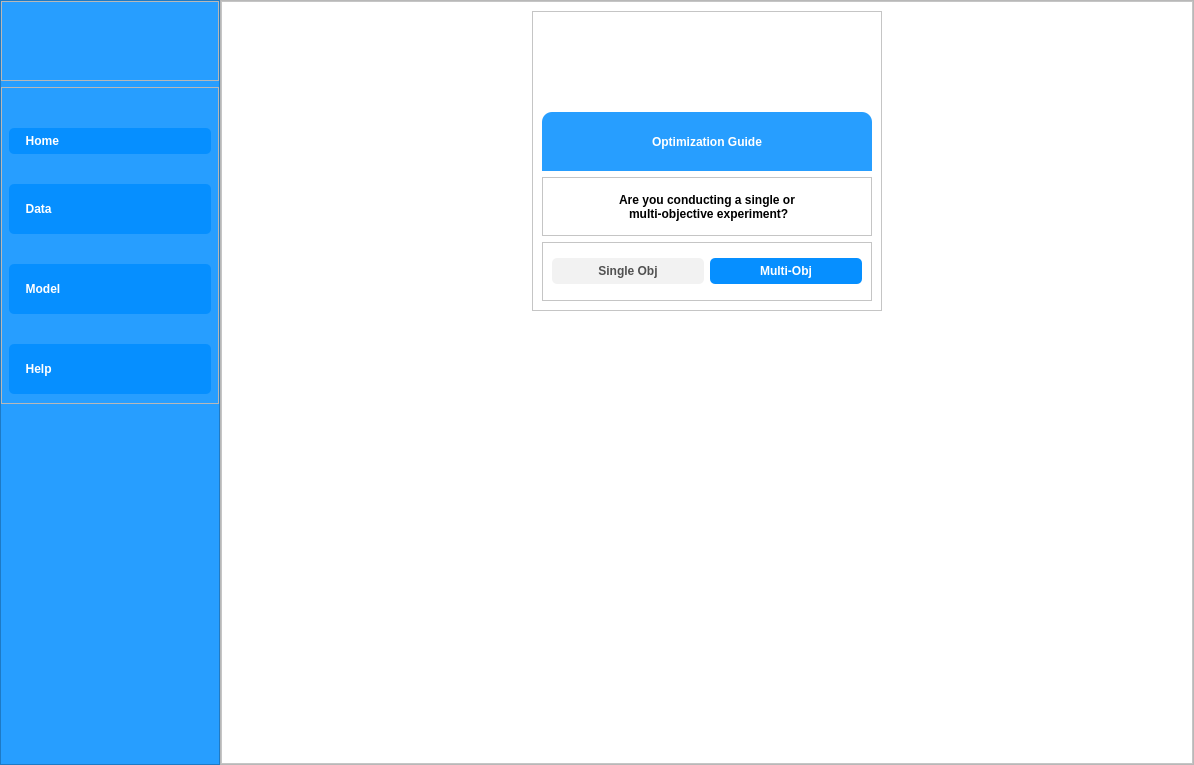
ali7haider/Active-Learning-Platform_PyQT5_Desktop_App, file main.ui: the form before one commit.
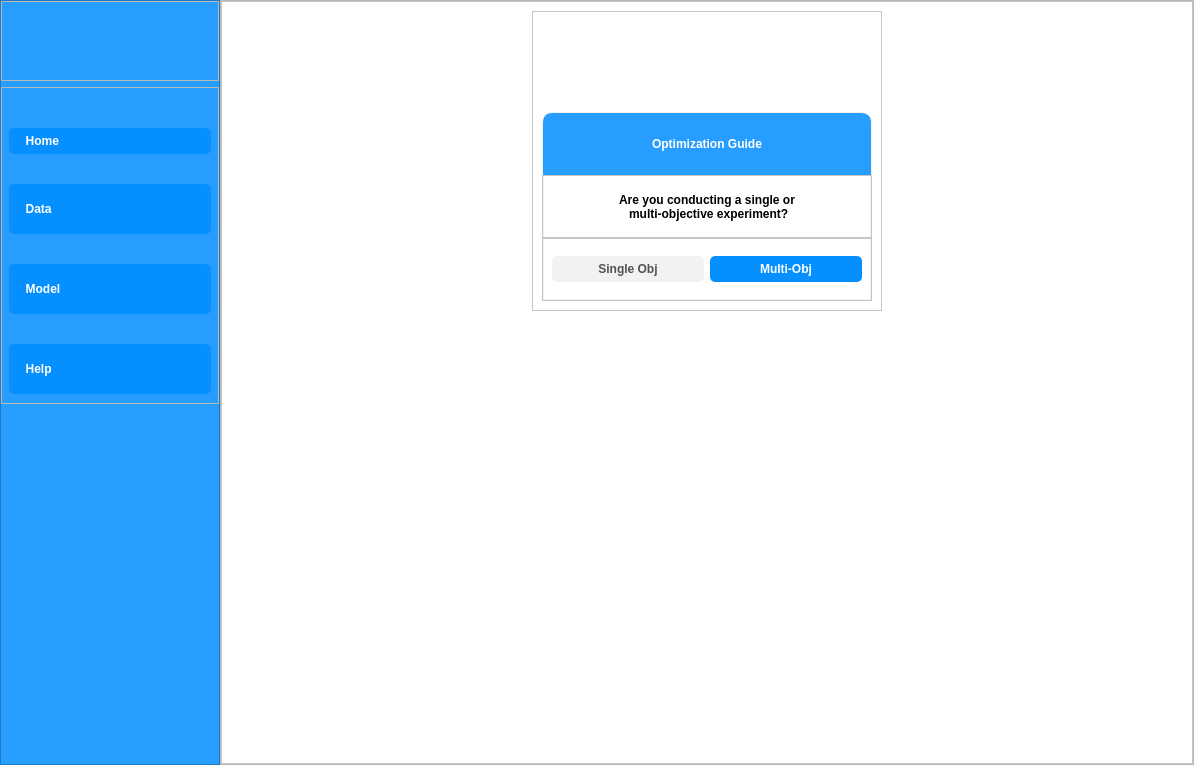
The form after the commit. The open tabs and pages were chosen to show the change. Icons and pictures are not drawn.

Commit message: Setting object name

Patch:
```diff
--- a/main.ui
+++ b/main.ui
@@ -1609,6 +1609,25 @@
                      <height>300</height>
                     </size>
                    </property>
+                   <property name="styleSheet">
+                    <string notr="true">#frame_23 {
+    border-left: 1px solid #f2f2f2;
+    border-right: 1px solid #f2f2f2;
+    border-top: 1px solid #f2f2f2;
+}
+
+#frame_24 {
+    border-left: 2px solid #f2f2f2;
+    border-right: 2px solid #f2f2f2;
+}
+
+#frame_25 {
+    border-left: 2px solid #f2f2f2;
+    border-right: 2px solid #f2f2f2;
+    border-bottom: 2px solid #f2f2f2;
+}
+</string>
+                   </property>
                    <property name="frameShape">
                     <enum>QFrame::StyledPanel</enum>
                    </property>
@@ -1616,6 +1635,9 @@
                     <enum>QFrame::Raised</enum>
                    </property>
                    <layout class="QVBoxLayout" name="verticalLayout_20">
+                    <property name="spacing">
+                     <number>0</number>
+                    </property>
                     <property name="topMargin">
                      <number>100</number>
                     </property>
```
Left out of the diff: 18 changed lines with no effect on the pictures.
